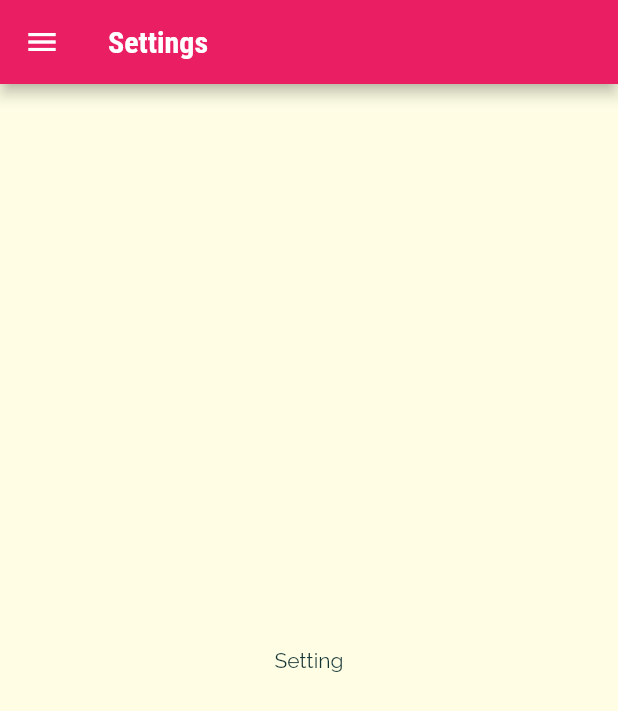
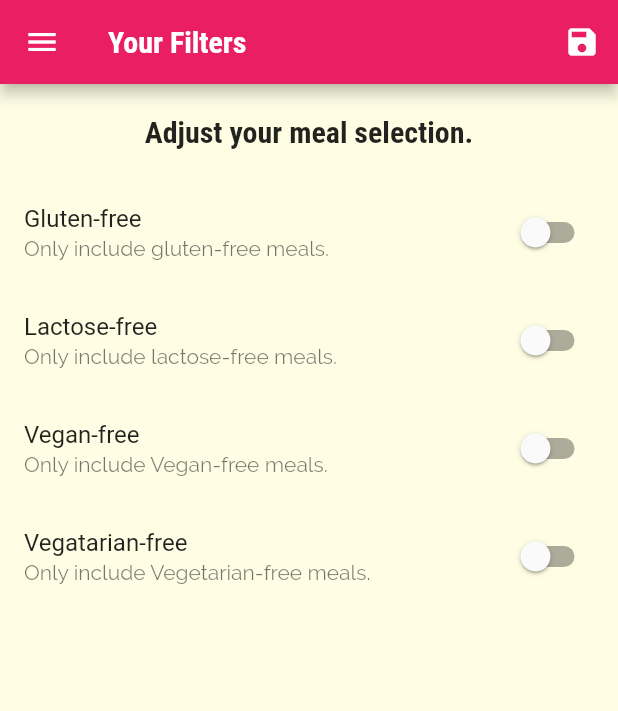
Before and after one commit to bahrie127/meals_app_flutter_udemy_courses, a Flutter app: the FiltersScreen screen opened by its route, on a phone screen of 412 x 824 dp. Shown: the top 711 px of the screen. Run offline on Flutter 3.47's test engine with Material 2 defaults, Android fonts, the light colour scheme and no system bars.

Commit message:
Completed setting filters

```diff
--- a/lib/main.dart
+++ b/lib/main.dart
@@ -19,6 +19,35 @@ class MyApp extends StatefulWidget {
 class _MyAppState extends State<MyApp> {
   List<Meal> _availableMeals = DUMMY_MEALS;
   List<Meal> _favoriteMeals = [];
+
+  Map<String, bool> _filters = {
+    'gluten': false,
+    'lactose': false,
+    'vegan': false,
+    'vegetarian': false,
+  };
+
+  void _setFilters(Map<String, bool> filterData) {
+    setState(() {
+      _filters = filterData;
+
+      _availableMeals = DUMMY_MEALS.where((element) {
+        if (_filters['gluten'] as bool && !element.isGlutenFree) {
+          return false;
+        }
+        if (_filters['lactose'] as bool && !element.isLactoseFree) {
+          return false;
+        }
+        if (_filters['vegan'] as bool && !element.isVegan) {
+          return false;
+        }
+        if (_filters['vegetarian'] as bool && !element.isVegetarian) {
+          return false;
+        }
+        return true;
+      }).toList();
+    });
+  }
 
   void _toggleFavorite(String mealId) {
     final existingIndex =
@@ -68,7 +97,7 @@ class _MyAppState extends State<MyApp> {
             ),
         CategoryMealsScreen.routeName: (ctx) =>
             CategoryMealsScreen(availableMeals: _availableMeals),
-        FiltersScreen.routeName: (ctx) => FiltersScreen(),
+        FiltersScreen.routeName: (ctx) => FiltersScreen(currentFilters: _filters, saveFilters: _setFilters,),
         MealDetailScreen.routeName: (ctx) => MealDetailScreen(
             toggleFavorite: _toggleFavorite, isFavorite: _isMealFavorite),
       },
--- a/lib/screens/filters_screen.dart
+++ b/lib/screens/filters_screen.dart
@@ -1,22 +1,131 @@
 import 'package:flutter/material.dart';
 import '../widgets/main_drawer.dart';
 
-class FiltersScreen extends StatelessWidget {
+typedef SaveFunc = void Function(Map<String, bool>);
+
+class FiltersScreen extends StatefulWidget {
   static const routeName = '/filters';
 
-  const FiltersScreen({Key? key}) : super(key: key);
+  final Map<String, bool> currentFilters;
+  final SaveFunc saveFilters;
+
+  const FiltersScreen({
+    Key? key,
+    required this.currentFilters,
+    required this.saveFilters,
+  }) : super(key: key);
+
+  @override
+  _FiltersScreenState createState() => _FiltersScreenState();
+}
+
+typedef BoolFunc = void Function(bool);
+
+class _FiltersScreenState extends State<FiltersScreen> {
+  bool _glutenFree = false;
+  bool _lactoseFree = false;
+  bool _veganFree = false;
+  bool _vegetarianFree = false;
+
+  @override
+  void initState() {
+    _glutenFree = widget.currentFilters['gluten'] as bool;
+    _lactoseFree = widget.currentFilters['lactose'] as bool;
+    _veganFree = widget.currentFilters['vegan'] as bool;
+    _vegetarianFree = widget.currentFilters['vegetarian'] as bool;
+    super.initState();
+  }
+
+  Widget _buildSwitchListTile(
+    String title,
+    String description,
+    bool currentValue,
+    BoolFunc updateValue,
+  ) {
+    return SwitchListTile(
+      value: currentValue,
+      onChanged: updateValue,
+      title: Text(title),
+      subtitle: Text(description),
+    );
+  }
 
   @override
   Widget build(BuildContext context) {
     return Scaffold(
-      appBar: AppBar(
-        title: Text('Settings'),
-      ),
-      drawer: MainDrawer(),
-      body: Container(
-        alignment: Alignment.center,
-        child: Text('Setting'),
-      ),
-    );
+        appBar: AppBar(
+          title: Text('Your Filters'),
+          actions: [
+            IconButton(
+              icon: Icon(Icons.save),
+              onPressed: () {
+                final selectedFilters = {
+                  'gluten': _glutenFree,
+                  'lactose': _lactoseFree,
+                  'vegan': _veganFree,
+                  'vegetarian': _vegetarianFree,
+                };
+                widget.saveFilters(selectedFilters);
+              },
+            )
+          ],
+        ),
+        drawer: MainDrawer(),
+        body: Column(
+          children: [
+            Container(
+              padding: EdgeInsets.all(20),
+              child: Text(
+                'Adjust your meal selection.',
+                style: Theme.of(context).textTheme.headline6,
+              ),
+            ),
+            Expanded(
+                child: ListView(
+              children: [
+                _buildSwitchListTile(
+                  'Gluten-free',
+                  'Only include gluten-free meals.',
+                  _glutenFree,
+                  (newValue) {
+                    setState(() {
+                      _glutenFree = newValue;
+                    });
+                  },
+                ),
+                _buildSwitchListTile(
+                  'Lactose-free',
+                  'Only include lactose-free meals.',
+                  _lactoseFree,
+                  (newValue) {
+                    setState(() {
+                      _lactoseFree = newValue;
+                    });
+                  },
+                ),
+                _buildSwitchListTile(
+                  'Vegan-free',
+                  'Only include Vegan-free meals.',
+                  _veganFree,
+                  (newValue) {
+                    setState(() {
+                      _veganFree = newValue;
+                    });
+                  },
+                ),
+                _buildSwitchListTile(
+                  'Vegatarian-free',
+                  'Only include Vegetarian-free meals.',
+                  _vegetarianFree,
+                  (newValue) {
+                    setState(() {
+                      _vegetarianFree = newValue;
+                    });
+                  },
+                ),
+              ],
+            ))
+          ],
+        ));
   }
 }
```
